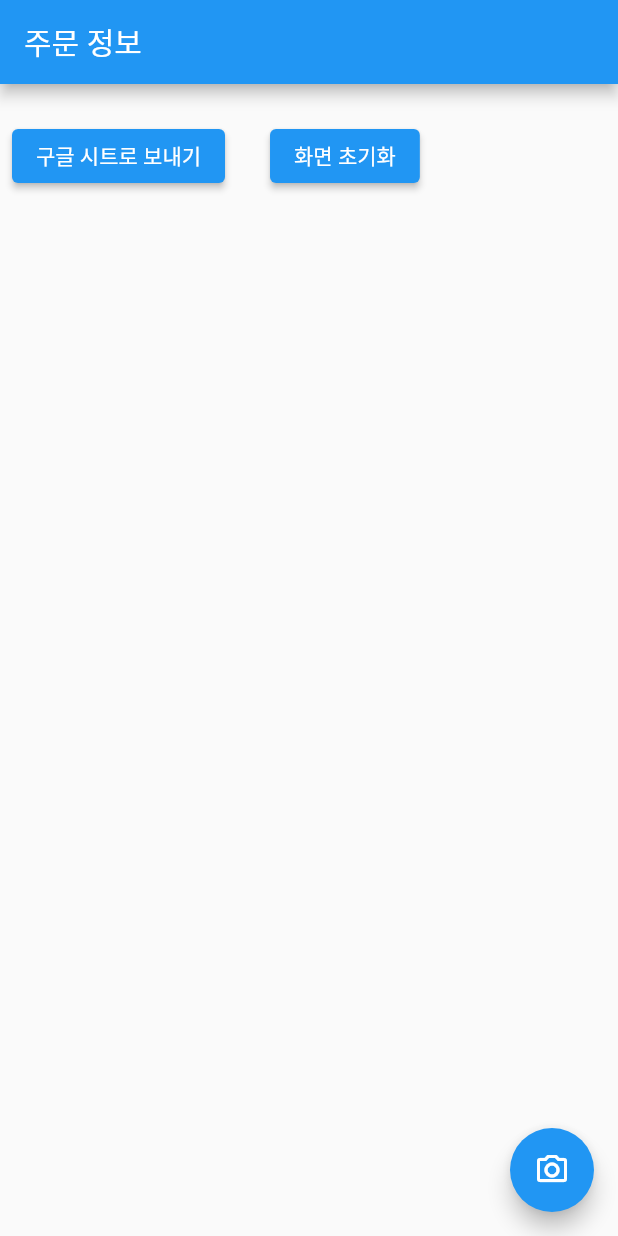
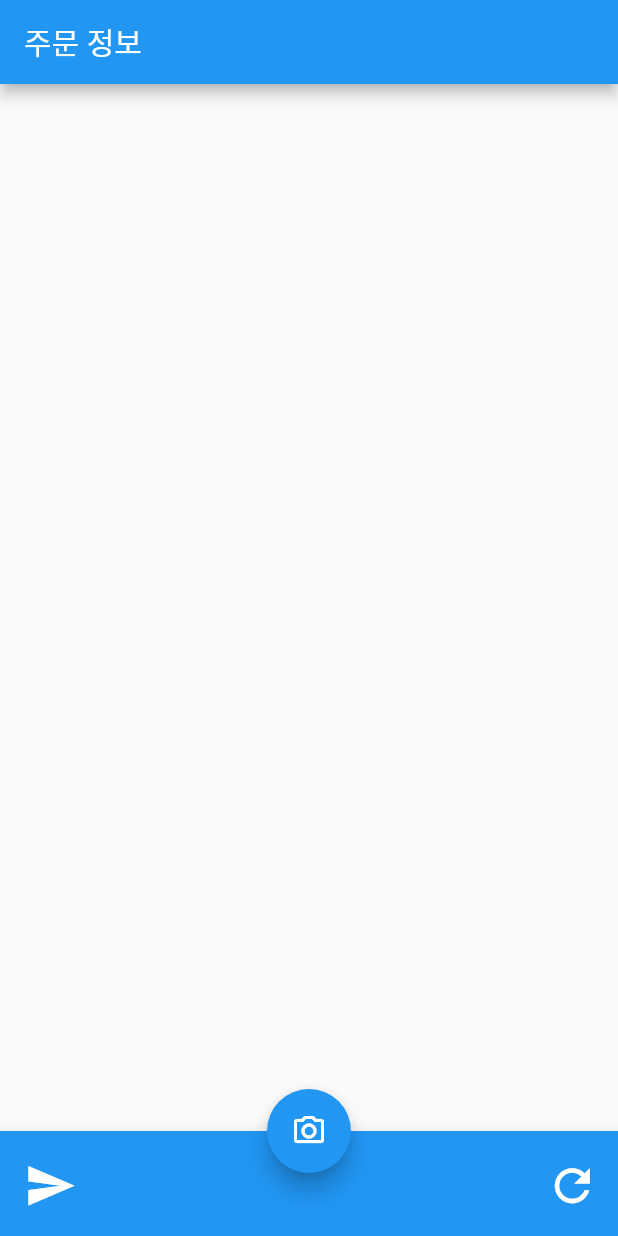
Before and after one commit to instapay-master/Receiving-Books-Scanner, a Flutter app: the screen it shows after launch, on a phone screen of 412 x 824 dp. Run offline on Flutter 3.47's test engine with Material 2 defaults, Android fonts, the phone set to English and light mode, and no system bars; our stand-ins replace freezed_annotation; missing offline and left inert: gsheets, qr_code_scanner; generated files the repository leaves out were written again; key blocks and very long unbroken strings in the code were emptied for the run.

Commit message:
ui 수정

```diff
--- a/lib/presentation/home/home_screen.dart
+++ b/lib/presentation/home/home_screen.dart
@@ -56,7 +56,9 @@ class _HomeScreenState extends State<HomeScreen> {
 
     return Scaffold(
       floatingActionButton: FloatingActionButton(
-        child: const Icon(Icons.camera_alt_outlined),
+        child: const Icon(
+          Icons.camera_alt_outlined,
+        ),
         onPressed: () async {
           final isbn = await Navigator.push(
             context,
@@ -70,6 +72,42 @@ class _HomeScreenState extends State<HomeScreen> {
           }
         },
       ),
+      floatingActionButtonLocation: FloatingActionButtonLocation.centerDocked,
+      bottomNavigationBar: BottomAppBar(
+        color: Colors.blue,
+        child: SizedBox(
+          height: 70,
+          child: Row(
+            children: [
+              Padding(
+                padding: const EdgeInsets.all(8.0),
+                child: IconButton(
+                    onPressed: () {
+                      viewModel.onEvent(const HomeEvents.sendIsbnList());
+                    },
+                    icon: const Icon(
+                      Icons.send,
+                      size: 35,
+                      color: Colors.white,
+                    )),
+              ),
+              const Spacer(),
+              Padding(
+                padding: const EdgeInsets.all(8.0),
+                child: IconButton(
+                    onPressed: () {
+                      viewModel.onEvent(const HomeEvents.resetScreen());
+                    },
+                    icon: const Icon(
+                      Icons.refresh,
+                      size: 35,
+                      color: Colors.white,
+                    )),
+              ),
+            ],
+          ),
+        ),
+      ),
       appBar: AppBar(
         title: const Text('주문 정보'),
       ),
@@ -82,33 +120,6 @@ class _HomeScreenState extends State<HomeScreen> {
               child: SingleChildScrollView(
                 child: Column(
                   children: [
-                    Align(
-                      alignment: Alignment.topLeft,
-                      child: Padding(
-                        padding: const EdgeInsets.symmetric(vertical: 16.0),
-                        child: Row(
-                          children: [
-                            ElevatedButton(
-                              onPressed: () {
-                                viewModel
-                                    .onEvent(const HomeEvents.sendIsbnList());
-                              },
-                              child: const Text('구글 시트로 보내기'),
-                            ),
-                            const SizedBox(
-                              width: 30,
-                            ),
-                            ElevatedButton(
-                              onPressed: () {
-                                viewModel
-                                    .onEvent(const HomeEvents.resetScreen());
-                              },
-                              child: const Text('화면 초기화'),
-                            ),
-                          ],
-                        ),
-                      ),
-                    ),
                     ListView.builder(
                       itemCount: state.isbnList.length,
                       itemBuilder: (BuildContext context, int index) {
@@ -124,7 +135,7 @@ class _HomeScreenState extends State<HomeScreen> {
                                   Expanded(
                                     child: Text(
                                       '${index + 1}',
-                                      textAlign:TextAlign.center,
+                                      textAlign: TextAlign.center,
                                     ),
                                   ),
                                   Expanded(
```
